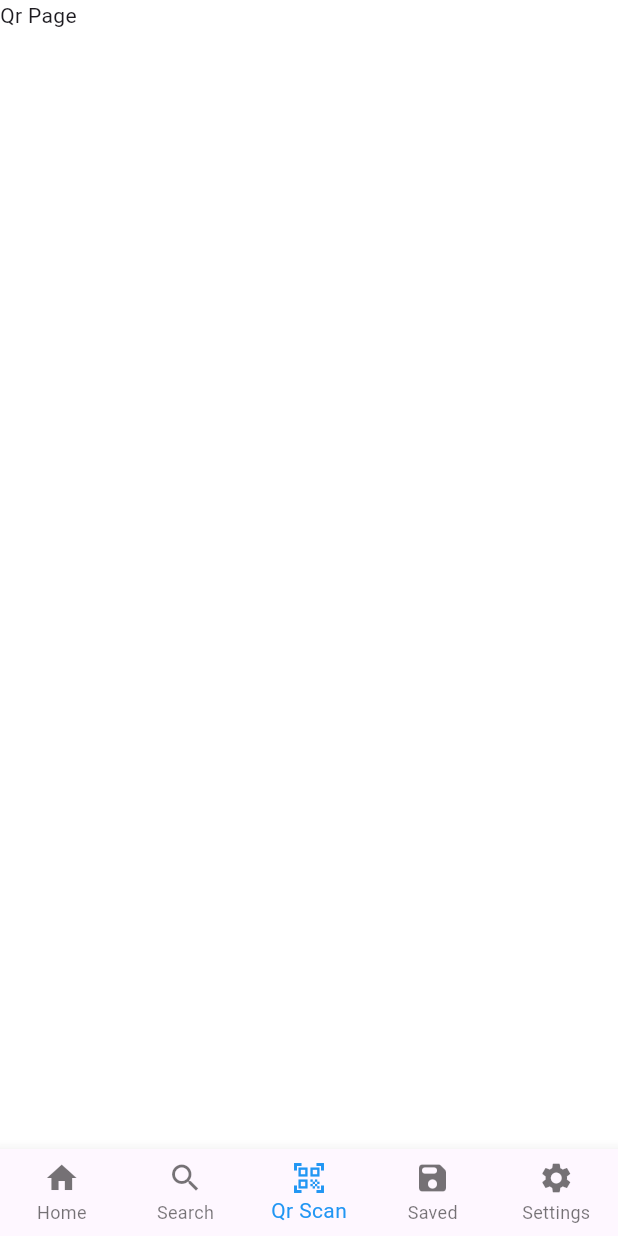
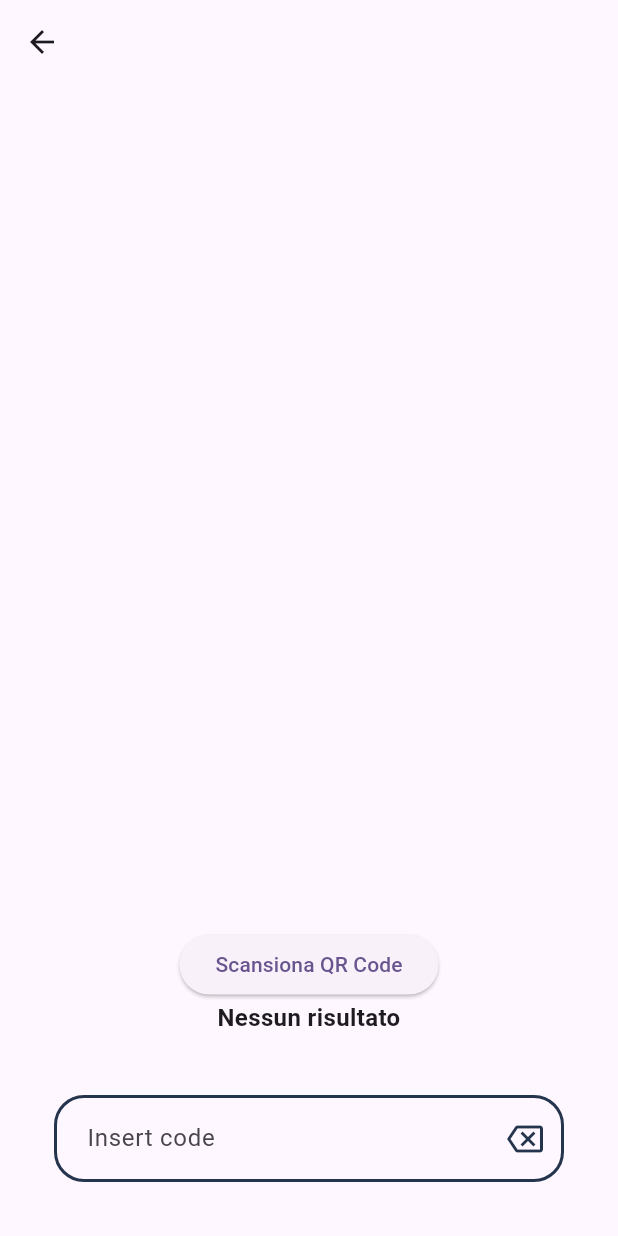
Before and after one commit to Vanehir/Selmi, a Flutter app: the QrScanMainScreen screen opened directly, on a phone screen of 412 x 824 dp. Run offline on Flutter 3.47's test engine with Material 3 defaults, Android fonts, the phone set to English and light mode, and no system bars; missing offline and left inert: barcode_scan2; network calls fail.

Commit message:
aggiustamenti Qr page con scansione qr code funzionante e immissione del serial code manuale

```diff
--- a/lib/Screens/Qr_scan_main_screen.dart
+++ b/lib/Screens/Qr_scan_main_screen.dart
@@ -1,12 +1,6 @@
 import 'package:flutter/material.dart';
+import 'package:barcode_scan2/barcode_scan2.dart';
 import 'package:http/http.dart' as http;
-import 'dart:convert';
-import 'package:prove/Navigation_component/Navigation.dart';
-import 'package:prove/Screens/Qr_scan_main_screen.dart';
-import 'package:prove/Screens/Saved_main_screen.dart';
-import 'package:prove/Screens/Home_Screen.dart';
-import 'package:prove/Screens/Search_main_screen.dart';
-import 'package:prove/Screens/Settings_main_screen.dart';
 
 
 class QrScanMainScreen extends StatefulWidget {
@@ -16,89 +10,77 @@ class QrScanMainScreen extends StatefulWidget {
 
 class _QrScanMainScreen extends State<QrScanMainScreen> {
 
-  int _selectedIndex = 2;
 
-  void _onItemTapped(int index) {
+  String scannedResult = "Nessun risultato";
+
+
+  Future<void> scanBarcode() async {
+    try {
+      var result = await BarcodeScanner.scan(); // Esegue la scansione
       setState(() {
-      _selectedIndex = index;
+        scannedResult = result.rawContent.isEmpty ? "Nessun codice QR trovato" : result.rawContent; // Mostra il risultato della scansione
       });
-
-    // Naviga alla pagina giusta in base all'indice
-    switch (index) {
-      case 0:
-        Navigator.push(
-          context,
-          MaterialPageRoute(builder: (context) => HomeScreen()),
-        );
-        break;
-      case 1:
-        Navigator.push(
-          context,
-          MaterialPageRoute(builder: (context) => SearchMainScreen()),
-        );
-        break;
-      case 2:
-        Navigator.push(
-          context,
-          MaterialPageRoute(builder: (context) => QrScanMainScreen()),
-        );
-        break;
-      case 3:
-        Navigator.push(
-          context,
-          MaterialPageRoute(builder: (context) => SavedMainScreen()),
-        );
-        break;
-      case 4:
-        Navigator.push(
-          context,
-          MaterialPageRoute(builder: (context) => SettingsMainScreen()),
-        );
-        break;
+    } catch (e) {
+      setState(() {
+        scannedResult = "Errore nella scansione: $e";
+      });
     }
   }
-
 
 
   @override
   Widget build(BuildContext context) {
     return Scaffold(
-      bottomNavigationBar: BottomNavigationBar(
-        type: BottomNavigationBarType.fixed, // Necessario per più di 3 icone
-        items: const <BottomNavigationBarItem>[
-          BottomNavigationBarItem(
-            icon: Icon(Icons.home),
-            label: 'Home',
+
+      appBar: AppBar(),
+      extendBodyBehindAppBar: true,
+      body: Padding(
+        padding: const EdgeInsets.all(16.0),
+        child: Center(
+          child: Column(
+            mainAxisAlignment: MainAxisAlignment.end,
+            children: [
+              SizedBox(height: 10),
+              ElevatedButton(
+                onPressed: scanBarcode,
+                child: Text('Scansiona QR Code'),
               ),
-          BottomNavigationBarItem(
-            icon: Icon(Icons.search),
-            label: 'Search',
+              Text(
+                scannedResult,
+                textAlign: TextAlign.center,
+                style: TextStyle(fontSize: 16, fontWeight: FontWeight.bold),
               ),
-          BottomNavigationBarItem(
-            icon: Icon(Icons.qr_code_scanner),
-            label: 'Qr Scan',
+              SizedBox(height: 20),
+              Padding(padding: const EdgeInsets.all(20),
+                child: Container(
+                  decoration: ShapeDecoration(shape: RoundedRectangleBorder(
+                      side: BorderSide(width: 2, color: Color(0xFF25344D)),
+                      borderRadius: BorderRadius.circular(20)
+                  )),
+                  child: TextField(
+                    decoration: InputDecoration(
+                      hintText: "Insert code", // Placeholder del campo di ricerca
+                      border: InputBorder.none, // Nessun bordo predefinito
+                      contentPadding: EdgeInsets.symmetric(vertical: 15).copyWith(left: 20),  // Padding verticale
+                      suffixIcon: Row(
+                        mainAxisSize: MainAxisSize.min, // Minimizza la larghezza della Row
+                        children: <Widget>[
+                          SizedBox(width: 5,),
+                          IconButton(onPressed: (){
+                              setState(() {
+                              scannedResult = " "; // Mostra il risultato della scansione
+                            });
+                            }, icon: Icon(Icons.backspace_outlined,color: Color(0xFF25344D))),
+                        ],
                       ),
-          BottomNavigationBarItem(
-            icon: Icon(Icons.save_rounded),
-            label: 'Saved',
                     ),
-          BottomNavigationBarItem(
-            icon: Icon(Icons.settings),
-            label: 'Settings',
                   ),
+                ),
+              ), // code manual
             ],
-        currentIndex: _selectedIndex,
-        selectedItemColor: Colors.blue,
-        onTap: _onItemTapped,
           ),
-      backgroundColor: Colors.white,
-      appBar: AppBar(
-        backgroundColor: Colors.transparent,
-        automaticallyImplyLeading: false,
         ),
-
-      extendBodyBehindAppBar: true,
-      body: Text("Qr Page")
+      ),
     );
   }
 }
--- a/lib/widgets/customer_scaffold.dart
+++ b/lib/widgets/customer_scaffold.dart
@@ -2,6 +2,7 @@ import 'package:flutter/material.dart';
 import 'package:prove/Screens/Document_main_screen.dart';
 import 'package:prove/Screens/Product_main_screen.dart';
 import 'package:prove/Screens/Home_Screen.dart';
+import 'package:prove/Screens/Qr_scan_main_screen.dart';
 import 'package:prove/Screens/Saved_main_screen.dart';
 import 'package:prove/Screens/Search_main_screen.dart';
 import 'package:prove/model/Richiesta_Model.dart';
@@ -182,7 +183,7 @@ class _CustomScaffoldState extends State<CustomScaffold> {
       ],
     ),// home page
     Center(child: SearchMainScreen()),
-    Center(child: Text('Qr Page')),
+    Center(child: QrScanMainScreen()),
     Center(child: SavedMainScreen()),
     Center(child: SettingsMainScreen()),
   ];
--- a/pubspec.yaml
+++ b/pubspec.yaml
@@ -31,7 +31,7 @@ dependencies:
   flutter:
     sdk: flutter
   http: ^0.13.3
-
+  barcode_scan2: ^4.2.0
 
   # The following adds the Cupertino Icons font to your application.
   # Use with the CupertinoIcons class for iOS style icons.
```
Also changed, not shown: pubspec.lock. Lines whose indentation alone changed are shown as unchanged.
